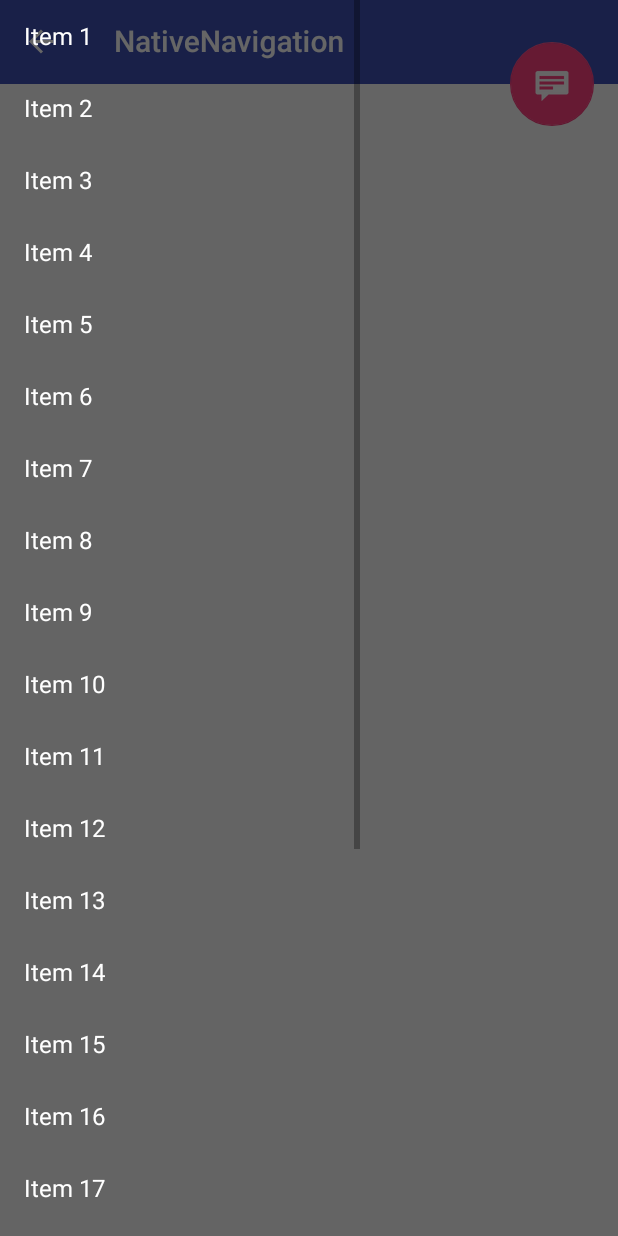
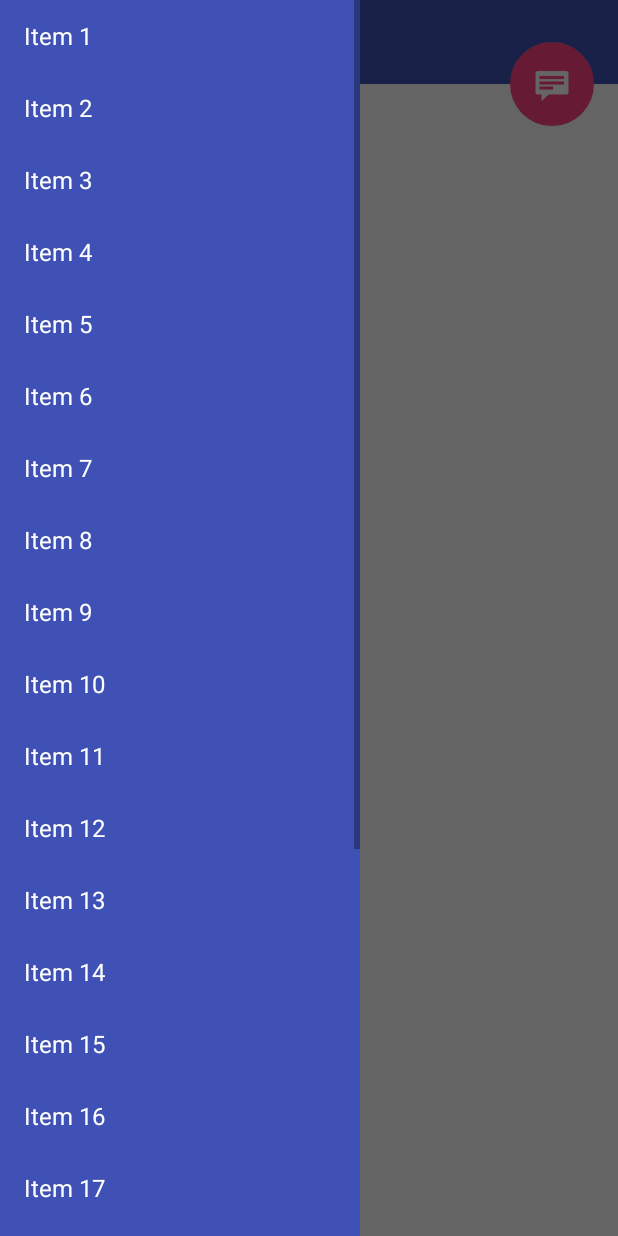
Before and after one commit to adamski/juce-native-navigation, an Android app: the screen it shows after launch (JuceActivity), with the side drawer open, on a phone screen of 412 x 824 dp. Run offline under Robolectric (Android 15) with nearby library versions, the phone set to English and light mode, and no system bars; 4 statements that could not run were skipped.

```diff
--- a/Builds/AndroidStudio/app/src/main/java/com/codegarden/nativenavigation/JuceActivity.java
+++ b/Builds/AndroidStudio/app/src/main/java/com/codegarden/nativenavigation/JuceActivity.java
@@ -646,7 +646,7 @@ public class JuceActivity   extends AppCompatActivity
         public OpenGLView createGLView()
         {
             OpenGLView glView = new OpenGLView (getContext());
-            addView (glView);
+            addView (glView); // this should be done via xml / findViewById
             return glView;
         }
     }
--- a/Builds/AndroidStudio/app/src/main/res/layout/activity_item_detail.xml
+++ b/Builds/AndroidStudio/app/src/main/res/layout/activity_item_detail.xml
@@ -48,24 +48,24 @@
 
     </android.support.design.widget.CoordinatorLayout>
 
-    <!--<android.support.design.widget.RecyclerView-->
+    <android.support.v7.widget.RecyclerView
+        android:id="@+id/left_drawer"
+        android:scrollbars="vertical"
+        android:layout_width="240dp"
+        android:layout_height="match_parent"
+        android:layout_gravity="left|start"
+        android:choiceMode="singleChoice"
+        android:divider="@null"
+        android:background="@color/colorPrimary"
+        android:fitsSystemWindows="true"
+        />
+
+    <!--<android.support.v7.widget.RecyclerView-->
         <!--android:id="@+id/left_drawer"-->
-        <!--android:scrollbars="vertical"-->
         <!--android:layout_width="240dp"-->
         <!--android:layout_height="match_parent"-->
         <!--android:layout_gravity="left|start"-->
-        <!--android:choiceMode="singleChoice"-->
-        <!--android:divider="@null"-->
-        <!--android:background="@color/colorPrimary"-->
         <!--android:fitsSystemWindows="true"-->
-        <!--/>-->
-
-    <android.support.v7.widget.RecyclerView
-        android:id="@+id/left_drawer"
-        android:layout_width="240dp"
-        android:layout_height="match_parent"
-        android:layout_gravity="left|start"
-        android:fitsSystemWindows="true"
-        android:scrollbars="vertical"/>
+        <!--android:scrollbars="vertical"/>-->
 
 </android.support.v4.widget.DrawerLayout>
```
Also changed, not shown: 2 other files.
